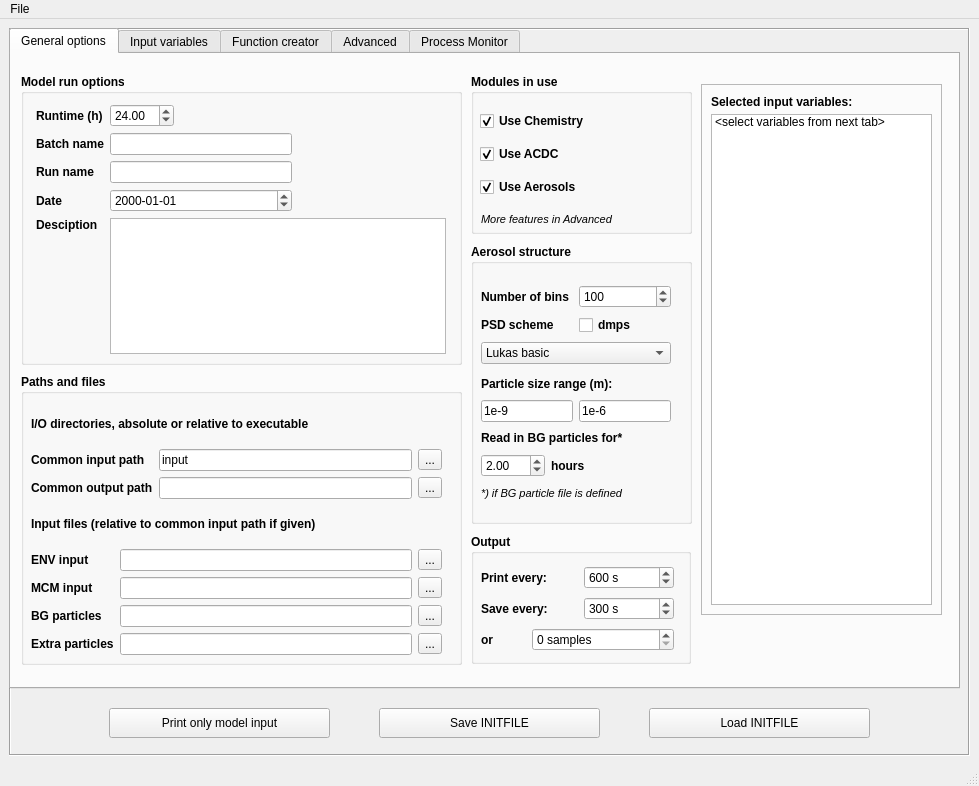
This is gui/LSD.ui in pclusius/arca-box as Qt 5 draws it before an edit. The edited form follows.
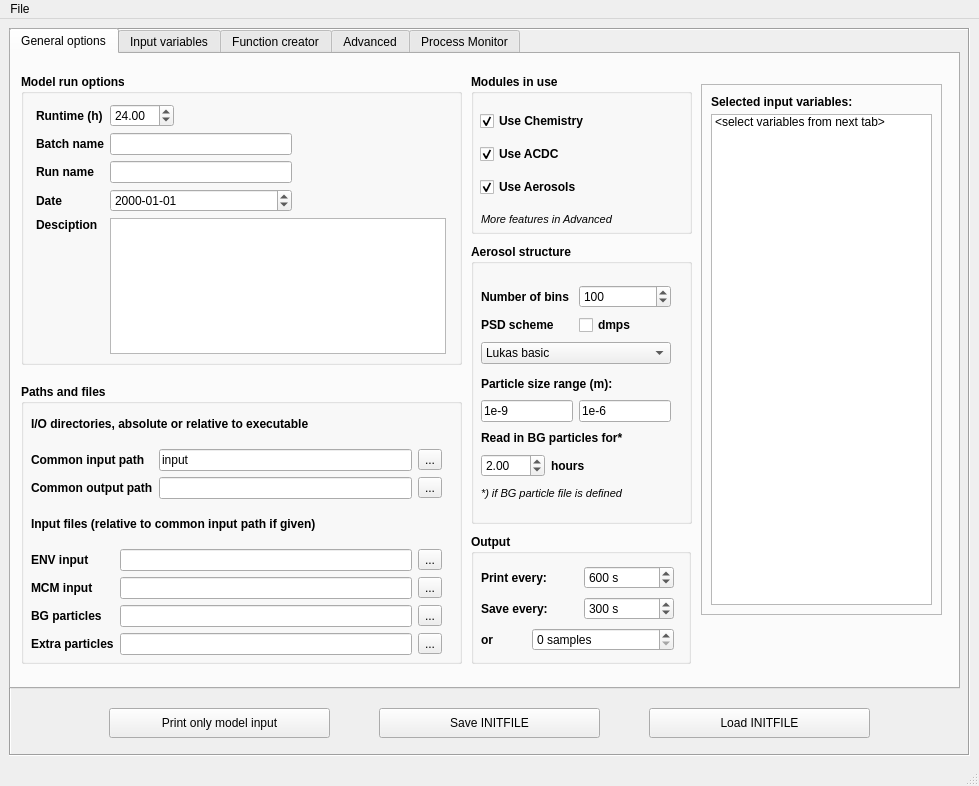
This is the edited form. The open tabs and pages were chosen to show the change. Custom widgets are drawn as their Qt base class.

```diff
--- a/gui/LSD.ui
+++ b/gui/LSD.ui
@@ -631,9 +631,9 @@
        <property name="geometry">
         <rect>
          <x>10</x>
-         <y>320</y>
+         <y>330</y>
          <width>441</width>
-         <height>291</height>
+         <height>280</height>
         </rect>
        </property>
        <property name="font">
@@ -649,7 +649,7 @@
         <property name="geometry">
          <rect>
           <x>10</x>
-          <y>30</y>
+          <y>20</y>
           <width>411</width>
           <height>251</height>
          </rect>
```
Left out of the diff: 2 changed lines with no effect on the pictures.
